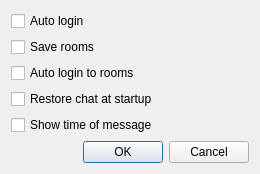
Qt form chatoptions.ui (HappySeaFox/tht) before a commit.
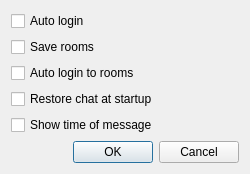
The same form after that commit.

```diff
--- a/chatoptions.ui
+++ b/chatoptions.ui
@@ -6,7 +6,7 @@
    <rect>
     <x>0</x>
     <y>0</y>
-    <width>260</width>
+    <width>250</width>
     <height>167</height>
    </rect>
   </property>
@@ -82,6 +82,19 @@
      </property>
     </widget>
    </item>
+   <item row="1" column="1" rowspan="2">
+    <spacer name="verticalSpacer_2">
+     <property name="orientation">
+      <enum>Qt::Vertical</enum>
+     </property>
+     <property name="sizeHint" stdset="0">
+      <size>
+       <width>17</width>
+       <height>63</height>
+      </size>
+     </property>
+    </spacer>
+   </item>
    <item row="2" column="0">
     <spacer name="verticalSpacer">
      <property name="orientation">
@@ -105,19 +118,6 @@
      </property>
     </widget>
    </item>
-   <item row="1" column="1" rowspan="2">
-    <spacer name="verticalSpacer_2">
-     <property name="orientation">
-      <enum>Qt::Vertical</enum>
-     </property>
-     <property name="sizeHint" stdset="0">
-      <size>
-       <width>20</width>
-       <height>23</height>
-      </size>
-     </property>
-    </spacer>
-   </item>
   </layout>
  </widget>
  <tabstops>
```
Left out of the diff: 28 changed lines with no effect on the pictures.
